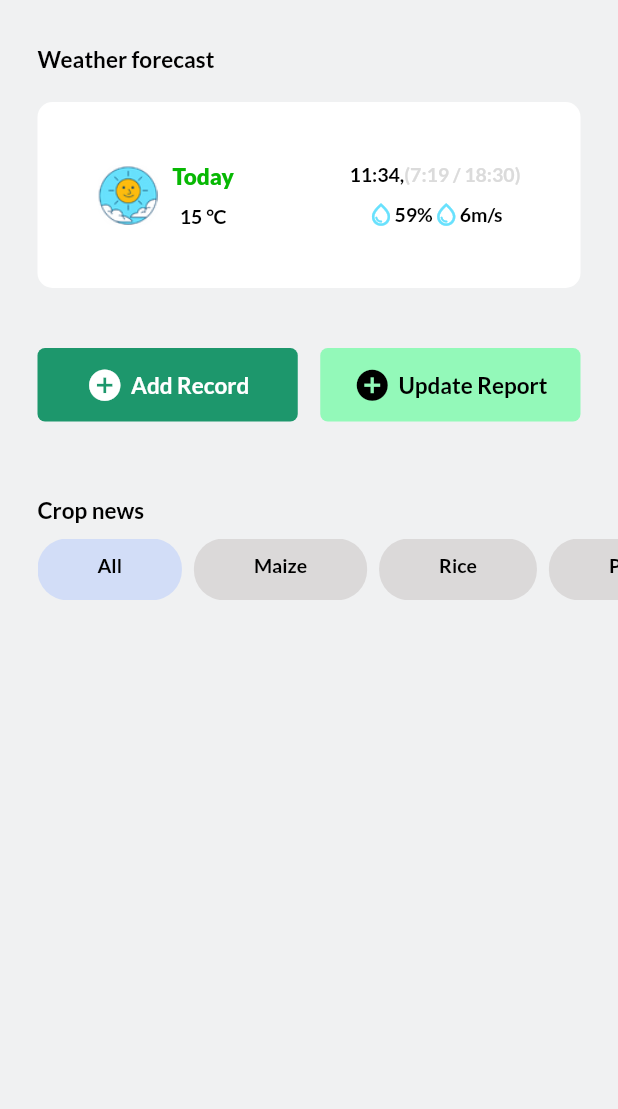
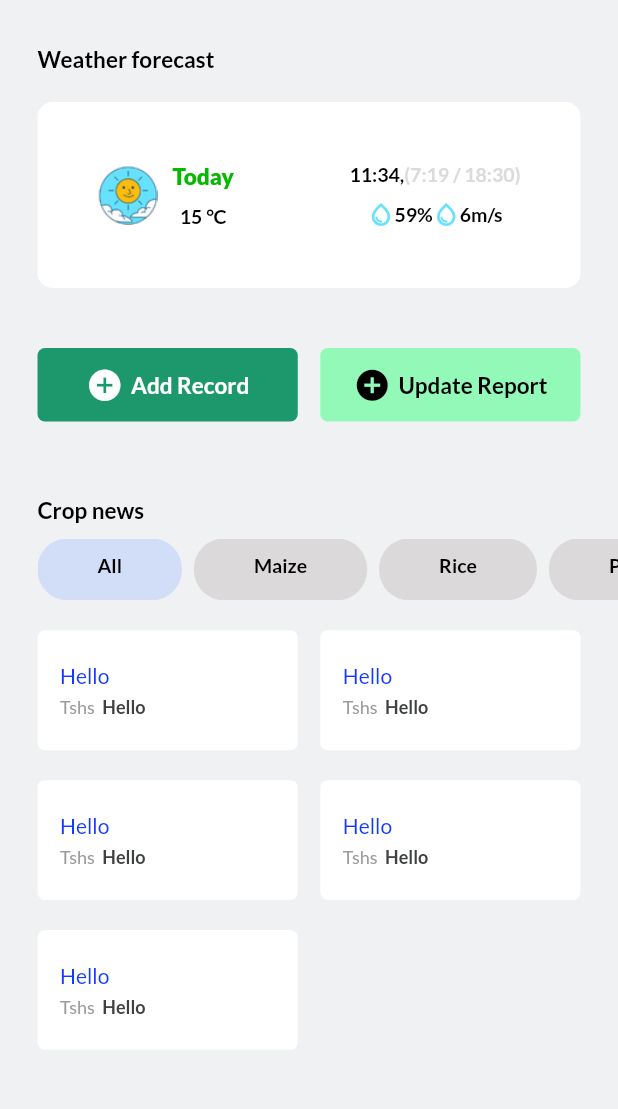
Before and after one commit to ProsperChihimba/agroapp, a Flutter app: the screen it shows after launch, on a phone screen of 412 x 824 dp, the part 96-1205 px from its top. Run offline on Flutter 3.47's test engine with Material 2 defaults, Android fonts, the phone set to English and light mode, and no system bars; our stand-ins replace gap, google_fonts; Roboto replaces fonts that are missing (Calistoga).

```diff
--- /dev/null
+++ b/lib/Pages/MainPage/News.dart
@@ -0,0 +1,79 @@
+import 'package:flutter/material.dart';
+import 'package:google_fonts/google_fonts.dart';
+
+class News extends StatefulWidget {
+  const News({super.key});
+
+  @override
+  State<News> createState() => _NewsState();
+}
+
+class _NewsState extends State<News> {
+  List cropNews = ["All", "Maize", "Rice", "Potato", "Banana"];
+  @override
+  Widget build(BuildContext context) {
+    return Padding(
+      padding: const EdgeInsets.symmetric(horizontal: 25.0),
+      child: Container(
+        margin: const EdgeInsets.only(bottom: 13),
+        child: GridView.count(
+          primary: false,
+          crossAxisSpacing: 15,
+          mainAxisSpacing: 20,
+          crossAxisCount: 2,
+          shrinkWrap: true,
+          childAspectRatio: (152 / 70),
+          physics: const NeverScrollableScrollPhysics(),
+          // mainAxisAlignment: MainAxisAlignment.spaceBetween,
+          children: cropNews.map((data) {
+            return Container(
+              decoration: BoxDecoration(
+                  color: Colors.white, borderRadius: BorderRadius.circular(5)),
+              child: Column(
+                mainAxisAlignment: MainAxisAlignment.center,
+                crossAxisAlignment: CrossAxisAlignment.start,
+                children: [
+                  Padding(
+                    padding: const EdgeInsets.only(left: 15),
+                    child: Text(
+                      "Hello",
+                      style: GoogleFonts.lato(
+                          color: Color(0xff143AFF),
+                          fontSize: 14,
+                          fontWeight: FontWeight.w400),
+                    ),
+                  ),
+                  const SizedBox(
+                    height: 5,
+                  ),
+                  Row(
+                    mainAxisAlignment: MainAxisAlignment.start,
+                    children: [
+                      Padding(
+                        padding: const EdgeInsets.fromLTRB(15, 0, 5.0, 0),
+                        child: Text(
+                          'Tshs',
+                          style: GoogleFonts.lato(
+                              fontSize: 12,
+                              fontWeight: FontWeight.w400,
+                              color: Color(0xff9A9A9A)),
+                        ),
+                      ),
+                      Text(
+                        "Hello",
+                        style: GoogleFonts.lato(
+                            color: Color(0xff3F4142),
+                            fontSize: 12,
+                            fontWeight: FontWeight.w700),
+                      )
+                    ],
+                  )
+                ],
+              ),
+            );
+          }).toList(),
+        ),
+      ),
+    );
+  }
+}
--- a/lib/Pages/MainPage/ReportButtons.dart
+++ b/lib/Pages/MainPage/ReportButtons.dart
@@ -11,9 +11,9 @@ class ReportButtons extends StatelessWidget {
       children: [
         Expanded(
           child: Container(
-            padding: EdgeInsets.all(12),
+            padding: const EdgeInsets.all(12),
             decoration: BoxDecoration(
-                color: Color(0xff1D976C),
+                color: const Color(0xff1D976C),
                 borderRadius: BorderRadius.circular(5)),
             child: Row(
               mainAxisAlignment: MainAxisAlignment.center,
@@ -48,7 +48,7 @@ class ReportButtons extends StatelessWidget {
           child: Container(
             padding: const EdgeInsets.all(12),
             decoration: BoxDecoration(
-                color: Color(0xff93F9B9),
+                color: const Color(0xff93F9B9),
                 borderRadius: BorderRadius.circular(5)),
             child: Row(
               mainAxisAlignment: MainAxisAlignment.center,
--- a/lib/main.dart
+++ b/lib/main.dart
@@ -1,3 +1,4 @@
+import 'package:agroapp/Pages/MainPage/News.dart';
 import 'package:agroapp/Pages/MainPage/NewsList.dart';
 import 'package:flutter/material.dart';
 import 'package:google_fonts/google_fonts.dart';
@@ -76,7 +77,9 @@ class _MyHomePageState extends State<MyHomePage> {
               const Gap(
                 10,
               ),
-              const NewsList()
+              const NewsList(),
+              const Gap(20),
+              const News()
             ],
           )),
         ));
```
